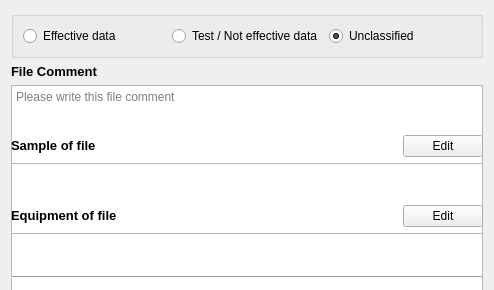
Qt form forms/Widget_Each_Files_Information.ui (YutaNaist/Data_Memo_Transfer) before a commit.
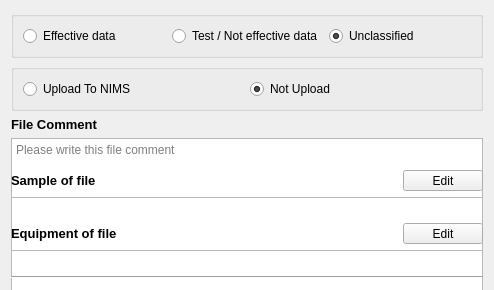
The same form after that commit. Icons and pictures are not drawn.

Patch:
```diff
--- a/forms/Widget_Each_Files_Information.ui
+++ b/forms/Widget_Each_Files_Information.ui
@@ -62,6 +62,35 @@
      </layout>
     </widget>
    </item>
+   <item>
+    <widget class="QGroupBox" name="GB_ARIM_Upload">
+     <property name="title">
+      <string/>
+     </property>
+     <layout class="QHBoxLayout" name="horizontalLayout_4">
+      <item>
+       <widget class="QRadioButton" name="RB_ARIM_Upload">
+        <property name="text">
+         <string>Upload To NIMS</string>
+        </property>
+       </widget>
+      </item>
+      <item>
+       <widget class="QRadioButton" name="RB_ARIM_Not_Upload">
+        <property name="text">
+         <string>Not Upload</string>
+        </property>
+        <property name="checked">
+         <bool>true</bool>
+        </property>
+        <property name="autoRepeat">
+         <bool>false</bool>
+        </property>
+       </widget>
+      </item>
+     </layout>
+    </widget>
+   </item>
    <item>
     <layout class="QVBoxLayout" name="verticalLayout_2">
      <item>
```
